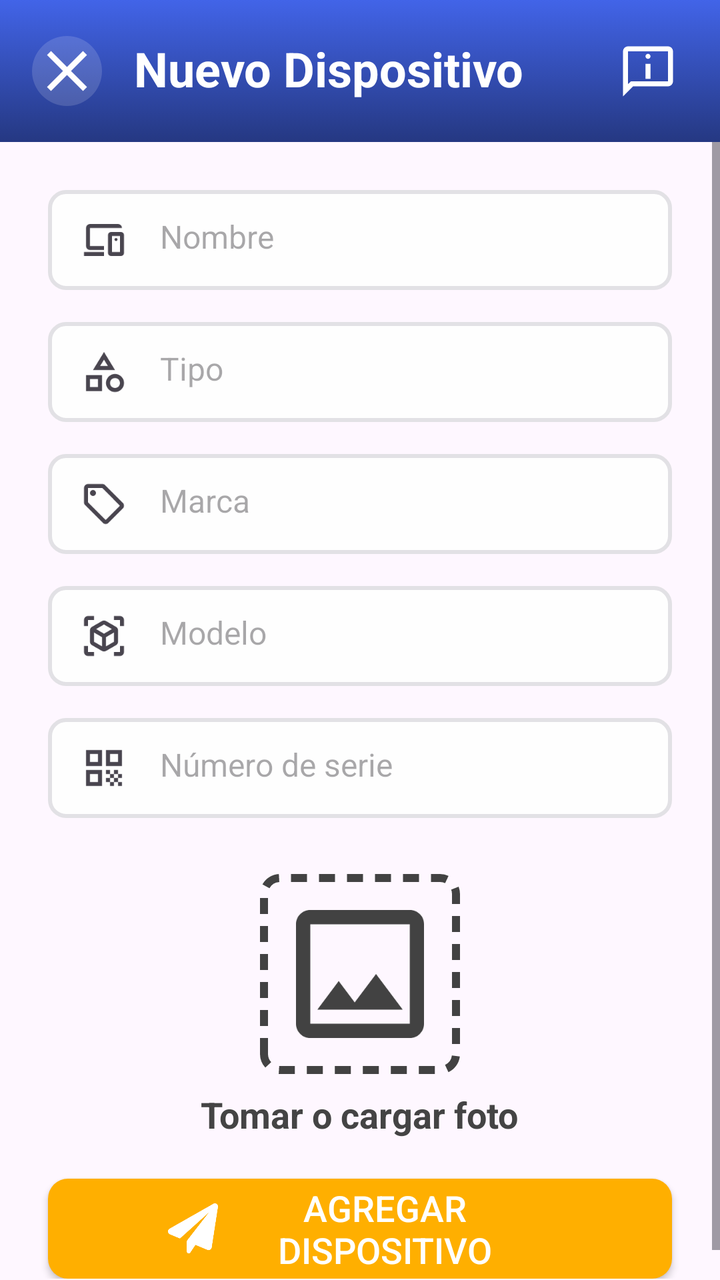
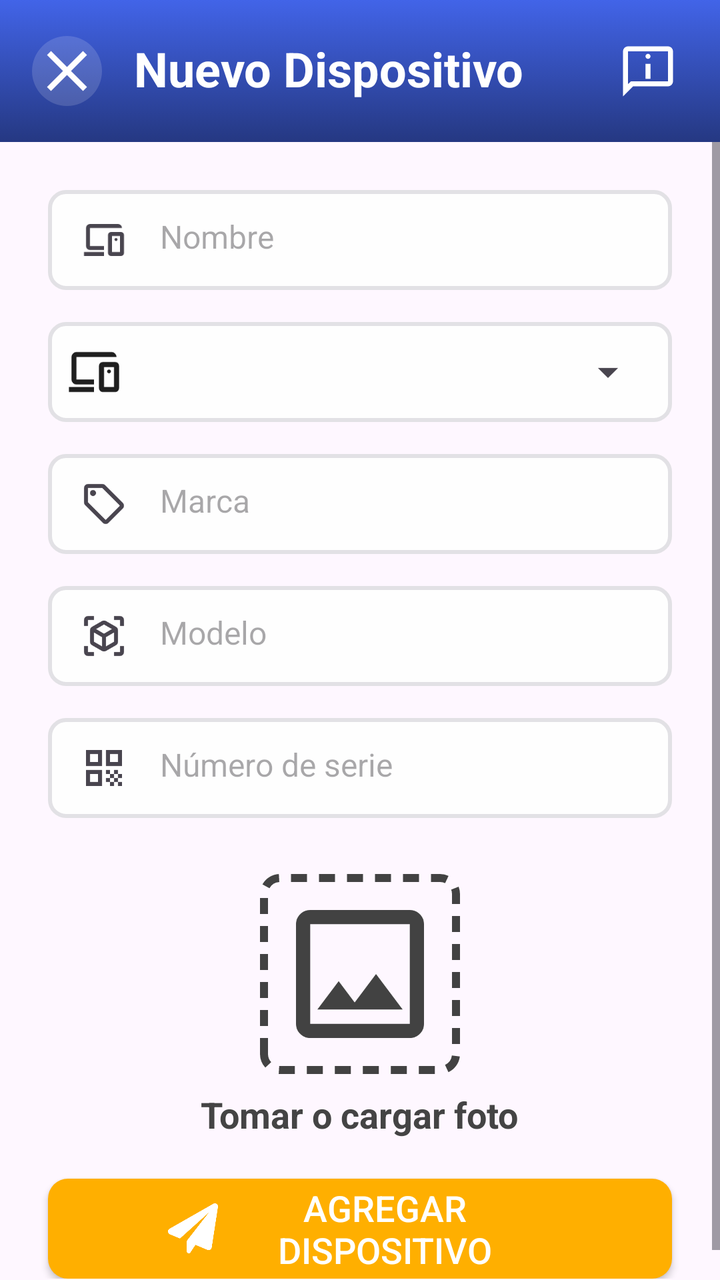

Screens rendered from an Android XML layout before and after an edit, with the pre-edit source and the edit as a unified diff.
<!-- AndroidManifest.xml: application theme Theme.ReparApp -->
<!-- res/layout/fragment_device_detail.xml -->
<?xml version="1.0" encoding="utf-8"?>
<LinearLayout xmlns:android="http://schemas.android.com/apk/res/android"
    android:layout_width="match_parent"
    android:layout_height="match_parent"
    xmlns:app="http://schemas.android.com/apk/res-auto"
    android:orientation="vertical">
    <androidx.constraintlayout.widget.ConstraintLayout
        android:id="@+id/headerLayout"
        android:layout_width="match_parent"
        android:layout_height="wrap_content"
        android:background="@drawable/bg_fondo"
        android:gravity="center_vertical"
        android:orientation="horizontal"
        android:paddingHorizontal="16dp"
        android:paddingVertical="18dp"
        >

        <ImageView
            android:id="@+id/img_flecha_back"
            android:layout_width="wrap_content"
            android:layout_height="wrap_content"
            app:layout_constraintStart_toStartOf="parent"
            app:layout_constraintTop_toTopOf="parent"
            app:layout_constraintBottom_toBottomOf="parent"
            android:src="@drawable/icon_close2"
            />

        <TextView
            android:id="@+id/tv_titulo_home"
            android:layout_width="wrap_content"
            android:layout_height="wrap_content"
            android:layout_marginStart="16dp"
            android:text="Nuevo Dispositivo"
            android:textColor="@android:color/white"
            android:textSize="24sp"
            android:textStyle="bold"
            app:layout_constraintStart_toEndOf="@id/img_flecha_back"
            app:layout_constraintTop_toTopOf="parent" />

        <ImageView
            android:id="@+id/img_info"
            android:layout_width="30dp"
            android:layout_height="30dp"
            app:layout_constraintEnd_toEndOf="parent"
            app:layout_constraintTop_toTopOf="parent"
            app:layout_constraintBottom_toBottomOf="parent"
            android:src="@drawable/icon_info"
            android:layout_marginEnd="5dp"
            />

    </androidx.constraintlayout.widget.ConstraintLayout>

    <ScrollView
        android:layout_width="match_parent"
        android:layout_height="match_parent"
        android:fillViewport="true">

        <LinearLayout
            android:layout_width="match_parent"
            android:layout_height="wrap_content"
            android:orientation="vertical"
            android:padding="16dp">



            <EditText
                android:id="@+id/et_nombre_dispositivo"
                android:layout_width="match_parent"
                android:layout_height="50dp"
                android:layout_margin="8dp"
                android:background="@drawable/item_text_field"
                android:drawableStart="@drawable/icon_device_text"
                android:drawablePadding="16dp"
                android:drawableTint="#49454F"
                android:ems="10"
                android:hint="Nombre"
                android:inputType="text"
                android:padding="16dp"
                android:textColor="#D9D9D9"
                android:textSize="16sp"
                />

            <EditText
                android:id="@+id/et_tipo"
                android:layout_width="match_parent"
                android:layout_height="50dp"
                android:layout_margin="8dp"
                android:background="@drawable/item_text_field"
                android:drawableStart="@drawable/icon_category"
                android:drawablePadding="16dp"
                android:drawableTint="#49454F"
                android:ems="10"
                android:hint="Tipo"
                android:inputType="text"
                android:padding="16dp"
                android:textColor="#D9D9D9"
                android:textSize="16sp"
                />

            <EditText
                android:id="@+id/et_marca"
                android:layout_width="match_parent"
                android:layout_height="50dp"
                android:layout_margin="8dp"
                android:background="@drawable/item_text_field"
                android:drawableStart="@drawable/icon_label"
                android:drawablePadding="16dp"
                android:drawableTint="#49454F"
                android:ems="10"
                android:hint="Marca"
                android:inputType="text"
                android:padding="16dp"
                android:textColor="#D9D9D9"
                android:textSize="16sp"
                />

            <EditText
                android:id="@+id/et_modelo"
                android:layout_width="match_parent"
                android:layout_height="50dp"
                android:layout_margin="8dp"
                android:background="@drawable/item_text_field"
                android:drawableStart="@drawable/icon_model"
                android:drawablePadding="16dp"
                android:drawableTint="#49454F"
                android:ems="10"
                android:hint="Modelo"
                android:inputType="text"
                android:padding="16dp"
                android:textColor="#D9D9D9"
                android:textSize="16sp"
                />
            <EditText
                android:id="@+id/et_serie"
                android:layout_width="match_parent"
                android:layout_height="50dp"
                android:layout_margin="8dp"
                android:background="@drawable/item_text_field"
                android:drawableStart="@drawable/icon_serie"
                android:drawablePadding="16dp"
                android:drawableTint="#49454F"
                android:ems="10"
                android:hint="Número de serie"
                android:inputType="text"
                android:padding="16dp"
                android:textColor="#D9D9D9"
                android:textSize="16sp"
                />


            <FrameLayout
                android:id="@+id/frame_adjuntar_foto"
                android:layout_width="100dp"
                android:layout_height="100dp"
                android:layout_gravity="center"
                android:layout_marginTop="20dp"
                android:background="@drawable/dashed_border"
                android:clickable="true"
                android:focusable="true">

                <ImageView
                    android:id="@+id/img_preview_foto"
                    android:layout_width="64dp"
                    android:layout_height="64dp"
                    android:layout_gravity="center"
                    android:contentDescription="Seleccionar imagen"
                    android:src="@drawable/photo" />
            </FrameLayout>

            <TextView
                android:layout_width="wrap_content"
                android:layout_height="wrap_content"
                android:layout_marginTop="8dp"
                android:text="Tomar o cargar foto"
                android:textColor="#444444"
                android:textSize="18sp"
                android:textStyle="bold"
                android:layout_gravity="center"
                />

            <androidx.appcompat.widget.AppCompatButton
                android:id="@+id/btn_guardar_dispositivo"
                android:layout_width="match_parent"
                android:layout_height="50dp"
                android:layout_marginHorizontal="8dp"
                android:drawableStart="@drawable/icon_plane"
                android:layout_marginTop="20dp"
                android:text="Agregar Dispositivo"
                android:textColor="@color/white"
                android:paddingHorizontal="60dp"
                android:background="@drawable/bg_button"
                android:textSize="18dp"
                />

        </LinearLayout>
    </ScrollView>

</LinearLayout>
<!-- resources referenced by this layout -->
<resources>
  <color name="white">#FFFFFFFF</color>
  <!-- drawable bg_button (drawable) -->
  <?xml version="1.0" encoding="utf-8"?>
  <selector xmlns:android="http://schemas.android.com/apk/res/android">
      <item>
          <shape android:shape="rectangle">
              <solid android:color="#FFAF00"/>
              <corners android:radius="10dp"/>
          </shape>
      </item>
  </selector>
  <!-- drawable bg_fondo (drawable) -->
  <?xml version="1.0" encoding="utf-8"?>
  <selector xmlns:android="http://schemas.android.com/apk/res/android">
      <item>
          <shape android:shape="rectangle">
              <gradient
                  android:type="linear"
                  android:angle="270"
                  android:startColor="#4264E8"
                  android:endColor="#253882" />
          </shape>
      </item>
  </selector>
  <!-- drawable dashed_border (drawable) -->
  <?xml version="1.0" encoding="utf-8"?>
  <shape xmlns:android="http://schemas.android.com/apk/res/android" android:shape="rectangle">
      <solid android:color="@android:color/transparent"/>
      <stroke
          android:width="4dp"
          android:color="#424242"
          android:dashWidth="8dp"
          android:dashGap="6dp"/>
      <corners android:radius="8dp"/>
  </shape>
  <!-- drawable icon_category (drawable) -->
  <vector xmlns:android="http://schemas.android.com/apk/res/android"
      android:width="24dp"
      android:height="24dp"
      android:viewportWidth="960"
      android:viewportHeight="960">
    <path
        android:pathData="m260,440 l220,-360 220,360L260,440ZM700,880q-75,0 -127.5,-52.5T520,700q0,-75 52.5,-127.5T700,520q75,0 127.5,52.5T880,700q0,75 -52.5,127.5T700,880ZM120,860v-320h320v320L120,860ZM700,800q42,0 71,-29t29,-71q0,-42 -29,-71t-71,-29q-42,0 -71,29t-29,71q0,42 29,71t71,29ZM200,780h160v-160L200,620v160ZM402,360h156l-78,-126 -78,126ZM480,360ZM360,620ZM700,700Z"
        android:fillColor="#1f1f1f"/>
  </vector>
  <!-- drawable icon_close2 (drawable) -->
  <vector xmlns:android="http://schemas.android.com/apk/res/android"
      android:width="35dp"
      android:height="35dp"
      android:viewportWidth="35"
      android:viewportHeight="35">
    <path
        android:pathData="M17.5,0L17.5,0A17.5,17.5 0,0 1,35 17.5L35,17.5A17.5,17.5 0,0 1,17.5 35L17.5,35A17.5,17.5 0,0 1,0 17.5L0,17.5A17.5,17.5 0,0 1,17.5 0z"
        android:fillColor="#ffffff"
        android:fillAlpha="0.15"/>
    <path
        android:pathData="M9.5,27.5L7.5,25.5L15.5,17.5L7.5,9.5L9.5,7.5L17.5,15.5L25.5,7.5L27.5,9.5L19.5,17.5L27.5,25.5L25.5,27.5L17.5,19.5L9.5,27.5Z"
        android:fillColor="#ffffff"/>
  </vector>
  <!-- drawable icon_info (drawable) -->
  <vector xmlns:android="http://schemas.android.com/apk/res/android"
      android:width="24dp"
      android:height="24dp"
      android:viewportWidth="960"
      android:viewportHeight="960">
    <path
        android:pathData="M480,280q17,0 28.5,-11.5T520,240q0,-17 -11.5,-28.5T480,200q-17,0 -28.5,11.5T440,240q0,17 11.5,28.5T480,280ZM440,600h80v-240h-80v240ZM80,880v-720q0,-33 23.5,-56.5T160,80h640q33,0 56.5,23.5T880,160v480q0,33 -23.5,56.5T800,720L240,720L80,880ZM206,640h594v-480L160,160v525l46,-45ZM160,640v-480,480Z"
        android:fillColor="#FFF"/>
  </vector>
  <!-- drawable item_text_field (drawable) -->
  <?xml version="1.0" encoding="utf-8"?>
  <selector xmlns:android="http://schemas.android.com/apk/res/android">
  
      <item>
          <shape android:shape="rectangle">
              <solid android:color="#FEFEFE"/>
              <corners android:radius="8dp"/>
              <stroke android:width="2dp" android:color="#E2E1E5"/>
          </shape>
      </item>
  </selector>
  <style name="Theme.ReparApp" parent="Base.Theme.ReparApp" />
  <style name="Base.Theme.ReparApp" parent="Theme.Material3.DayNight.NoActionBar">
          
          
      </style>
  <!-- unchanged entries left out for length: 6 -->
</resources>

<!-- the commit's change to res/layout/fragment_device_detail.xml (unified diff, before → after) -->
@@ -80,22 +80,48 @@
                 android:textSize="16sp"
                 />
 
-            <EditText
-                android:id="@+id/et_tipo"
-                android:layout_width="match_parent"
-                android:layout_height="50dp"
-                android:layout_margin="8dp"
-                android:background="@drawable/item_text_field"
-                android:drawableStart="@drawable/icon_category"
-                android:drawablePadding="16dp"
-                android:drawableTint="#49454F"
-                android:ems="10"
-                android:hint="Tipo"
-                android:inputType="text"
-                android:padding="16dp"
-                android:textColor="#D9D9D9"
-                android:textSize="16sp"
-                />
+
+
+
+
+
+
+
+
+
+
+
+
+
+
+
+
+
+            <LinearLayout
+                android:layout_width="match_parent"
+                android:layout_height="50dp"
+                android:layout_margin="8dp"
+                android:background="@drawable/item_text_field"
+                android:gravity="start|center"
+                android:orientation="horizontal"
+                android:padding="8dp">
+
+                <ImageView
+                    android:layout_width="30dp"
+                    android:layout_height="30dp"
+                    android:layout_gravity="center_vertical"
+                    android:layout_marginEnd="12dp"
+                    android:contentDescription="Icono tipo dispositivo"
+                    android:src="@drawable/icon_device_text" />
+
+                
+                <Spinner
+                    android:id="@+id/et_tipo"
+                    android:layout_width="0dp"
+                    android:layout_height="match_parent"
+                    android:layout_weight="1"
+                    android:prompt="@string/prompt_tipo_dispositivo" />
+            </LinearLayout>
 
             <EditText
                 android:id="@+id/et_marca"
<!-- resource entries referenced after the edit -->
@@ -35,16 +35,6 @@
           android:dashGap="6dp"/>
       <corners android:radius="8dp"/>
   </shape>
-  <!-- drawable icon_category (drawable) -->
-  <vector xmlns:android="http://schemas.android.com/apk/res/android"
-      android:width="24dp"
-      android:height="24dp"
-      android:viewportWidth="960"
-      android:viewportHeight="960">
-    <path
-        android:pathData="m260,440 l220,-360 220,360L260,440ZM700,880q-75,0 -127.5,-52.5T520,700q0,-75 52.5,-127.5T700,520q75,0 127.5,52.5T880,700q0,75 -52.5,127.5T700,880ZM120,860v-320h320v320L120,860ZM700,800q42,0 71,-29t29,-71q0,-42 -29,-71t-71,-29q-42,0 -71,29t-29,71q0,42 29,71t71,29ZM200,780h160v-160L200,620v160ZM402,360h156l-78,-126 -78,126ZM480,360ZM360,620ZM700,700Z"
-        android:fillColor="#1f1f1f"/>
-  </vector>
   <!-- drawable icon_close2 (drawable) -->
   <vector xmlns:android="http://schemas.android.com/apk/res/android"
       android:width="35dp"
@@ -81,6 +71,7 @@
           </shape>
       </item>
   </selector>
+  <string name="prompt_tipo_dispositivo">Tipo de dispositivo</string>
   <style name="Theme.ReparApp" parent="Base.Theme.ReparApp" />
   <style name="Base.Theme.ReparApp" parent="Theme.Material3.DayNight.NoActionBar">
           
